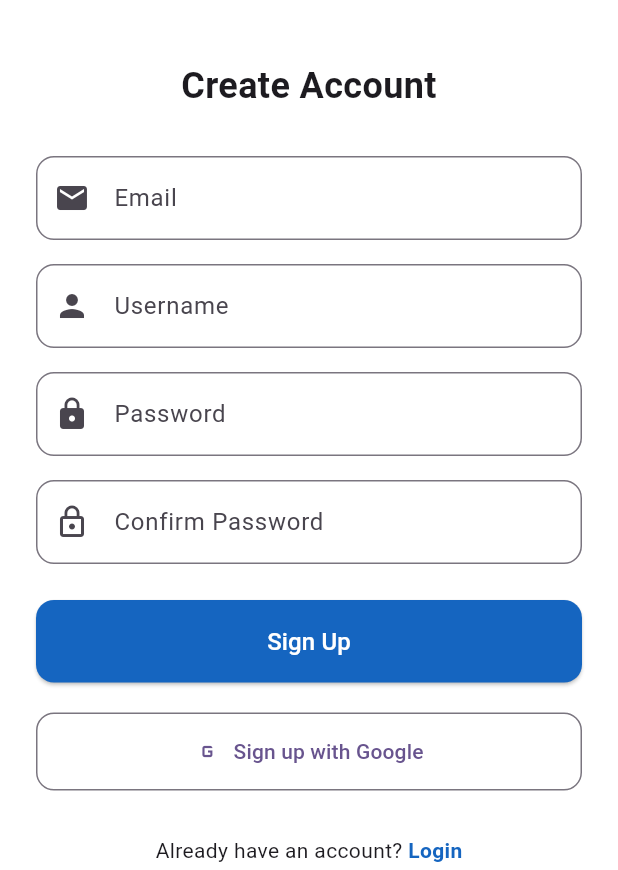
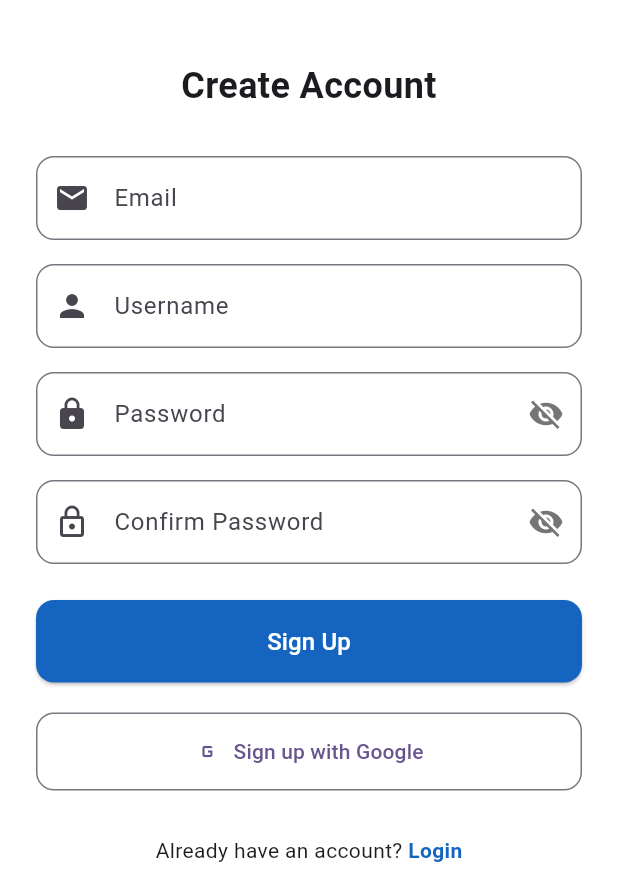
Before and after one commit to Hazuxa/SeaAdventure, a Flutter app: the screen it shows after launch, after a tap on "Login", after a tap on "Sign Up", on a phone screen of 412 x 824 dp, the part 366-1236 px from its top. Run offline on Flutter 3.47's test engine with Material 3 defaults, Android fonts, the phone set to English and light mode, and no system bars; our stand-ins replace cloud_firestore, firebase_auth, firebase_core, google_sign_in, shared_preferences, sqflite; accounts and stored records are empty.

Commit message:
Update auth screens and services

```diff
--- a/lib/screens/login_screen.dart
+++ b/lib/screens/login_screen.dart
@@ -18,6 +18,7 @@ class _LoginScreenState extends State<LoginScreen> {
   final _emailController = TextEditingController();
   final _passwordController = TextEditingController();
   final HybridAuthService _authService = HybridAuthService();
+  bool _obscurePassword = true;
 
   @override
   void dispose() {
@@ -137,12 +138,17 @@ class _LoginScreenState extends State<LoginScreen> {
     try {
       Map<String, dynamic>? user = await _authService.signInWithGoogle();
 
-      // Hide loading dialog
+      if (user == null) {
+        // User cancelled - hide loading and return
+        if (mounted) {
+          DialogService.hideLoadingDialog(context);
+        }
+        return;
+      }
+
       if (mounted) {
         DialogService.hideLoadingDialog(context);
-      }
 
-      if (user != null && mounted) {
         // Check if user is admin (Google users are not admin by default)
         final isAdmin = user['isAdmin'] == true;
 
@@ -176,11 +182,6 @@ class _LoginScreenState extends State<LoginScreen> {
         );
       }
     } catch (e) {
-      // Hide loading dialog
-      if (mounted) {
-        DialogService.hideLoadingDialog(context);
-      }
-
       // Show error dialog
       if (mounted) {
         DialogService.showErrorDialog(
@@ -188,6 +189,11 @@ class _LoginScreenState extends State<LoginScreen> {
           title: 'Google Sign-In Failed',
           message: 'Failed to sign in with Google. Please try again.',
         );
+      }
+    } finally {
+      // Always hide loading dialog
+      if (mounted) {
+        DialogService.hideLoadingDialog(context);
       }
     }
   }
@@ -246,10 +252,21 @@ class _LoginScreenState extends State<LoginScreen> {
                 // Password Field
                 TextFormField(
                   controller: _passwordController,
-                  obscureText: true,
+                  obscureText: _obscurePassword,
                   decoration: InputDecoration(
                     labelText: 'Password',
                     prefixIcon: const Icon(Icons.lock),
+                    suffixIcon: IconButton(
+                      icon: Icon(
+                        _obscurePassword ? Icons.visibility_off : Icons.visibility,
+                        color: Colors.grey.shade600,
+                      ),
+                      onPressed: () {
+                        setState(() {
+                          _obscurePassword = !_obscurePassword;
+                        });
+                      },
+                    ),
                     border: OutlineInputBorder(
                       borderRadius: BorderRadius.circular(12),
                     ),
--- a/lib/screens/signup_screen.dart
+++ b/lib/screens/signup_screen.dart
@@ -20,6 +20,8 @@ class _SignupScreenState extends State<SignupScreen> {
   final _confirmPasswordController = TextEditingController();
   final HybridAuthService _authService = HybridAuthService();
   bool _isCheckingUsername = false;
+  bool _obscurePassword = true;
+  bool _obscureConfirmPassword = true;
 
   @override
   void dispose() {
@@ -298,10 +300,21 @@ class _SignupScreenState extends State<SignupScreen> {
                 // Password Field
                 TextFormField(
                   controller: _passwordController,
-                  obscureText: true,
+                  obscureText: _obscurePassword,
                   decoration: InputDecoration(
                     labelText: 'Password',
                     prefixIcon: const Icon(Icons.lock),
+                    suffixIcon: IconButton(
+                      icon: Icon(
+                        _obscurePassword ? Icons.visibility_off : Icons.visibility,
+                        color: Colors.grey.shade600,
+                      ),
+                      onPressed: () {
+                        setState(() {
+                          _obscurePassword = !_obscurePassword;
+                        });
+                      },
+                    ),
                     border: OutlineInputBorder(
                       borderRadius: BorderRadius.circular(12),
                     ),
@@ -320,10 +333,21 @@ class _SignupScreenState extends State<SignupScreen> {
                 // Confirm Password Field
                 TextFormField(
                   controller: _confirmPasswordController,
-                  obscureText: true,
+                  obscureText: _obscureConfirmPassword,
                   decoration: InputDecoration(
                     labelText: 'Confirm Password',
                     prefixIcon: const Icon(Icons.lock_outline),
+                    suffixIcon: IconButton(
+                      icon: Icon(
+                        _obscureConfirmPassword ? Icons.visibility_off : Icons.visibility,
+                        color: Colors.grey.shade600,
+                      ),
+                      onPressed: () {
+                        setState(() {
+                          _obscureConfirmPassword = !_obscureConfirmPassword;
+                        });
+                      },
+                    ),
                     border: OutlineInputBorder(
                       borderRadius: BorderRadius.circular(12),
                     ),
```
Also changed, not shown: lib/services/hybrid_auth_service.dart (+23 -35 lines).
